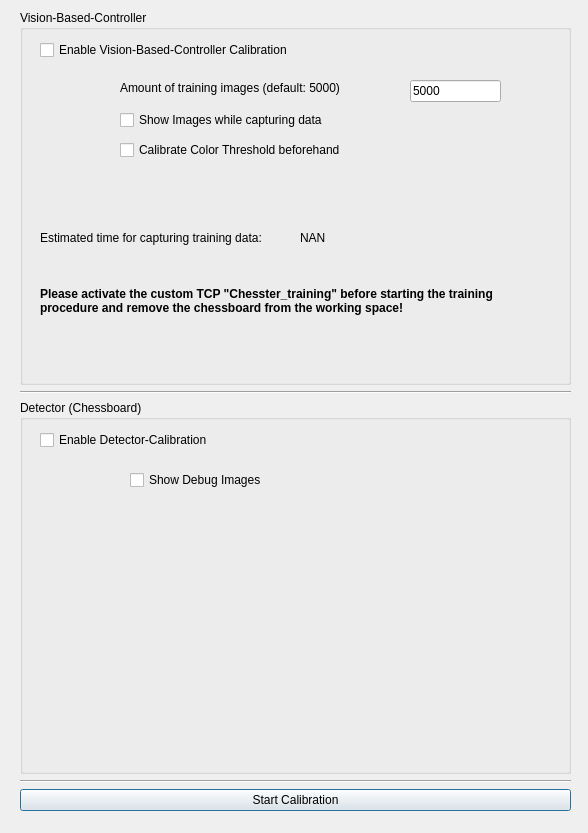
Old version of the form chesster/gui/res/calibration_dialog.ui in the repository AKJ7/chesster.
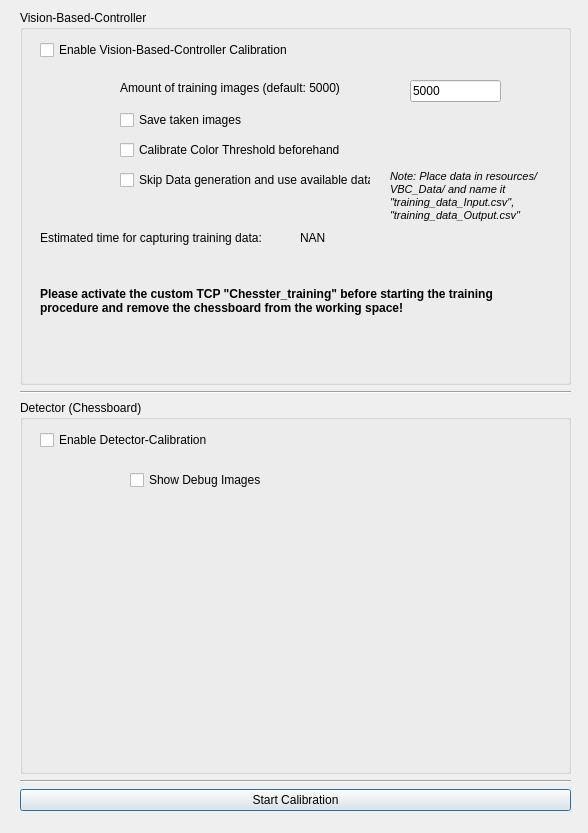
New version of the form.

Commit message: Updated UI to include calibration window

```diff
--- a/chesster/gui/res/calibration_dialog.ui
+++ b/chesster/gui/res/calibration_dialog.ui
@@ -77,7 +77,7 @@
         </rect>
        </property>
        <property name="text">
-        <string>Show Images while capturing data</string>
+        <string>Save taken images</string>
        </property>
       </widget>
       <widget class="QCheckBox" name="checkBox_vbc_calibratecolor">
@@ -144,6 +144,42 @@
         <bool>true</bool>
        </property>
       </widget>
+      <widget class="QCheckBox" name="checkBox_vbc_skip">
+       <property name="geometry">
+        <rect>
+         <x>100</x>
+         <y>160</y>
+         <width>251</width>
+         <height>20</height>
+        </rect>
+       </property>
+       <property name="text">
+        <string>Skip Data generation and use available data</string>
+       </property>
+      </widget>
+      <widget class="QLabel" name="label_usedata">
+       <property name="geometry">
+        <rect>
+         <x>370</x>
+         <y>150</y>
+         <width>151</width>
+         <height>71</height>
+        </rect>
+       </property>
+       <property name="font">
+        <font>
+         <pointsize>8</pointsize>
+         <italic>true</italic>
+         <underline>false</underline>
+        </font>
+       </property>
+       <property name="text">
+        <string>Note: Place data in resources/VBC_Data/ and name it &quot;training_data_Input.csv&quot;, &quot;training_data_Output.csv&quot;</string>
+       </property>
+       <property name="wordWrap">
+        <bool>true</bool>
+       </property>
+      </widget>
      </widget>
     </item>
     <item>
```
Left out of the diff: 10 changed lines with no effect on the pictures. The commit also changes 9 other files.
